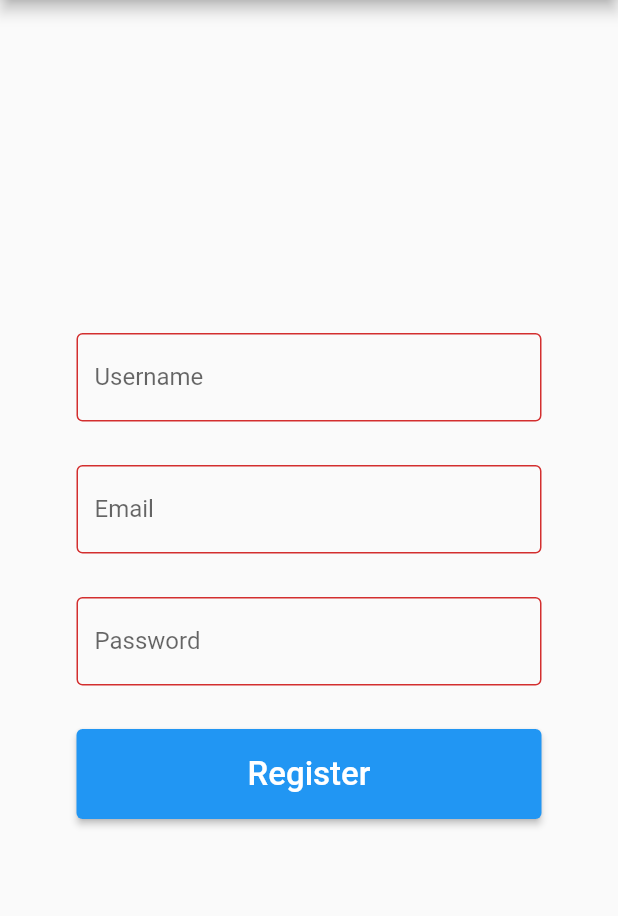
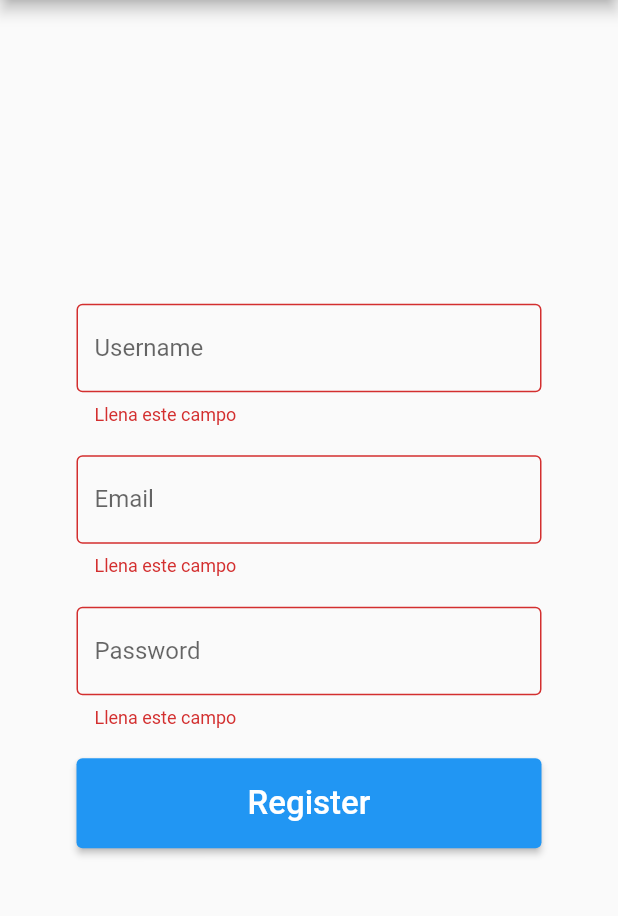
Before and after one commit to diegomated1/movil-products, a Flutter app: the Register screen opened by its route, after a tap on "Register", on a phone screen of 412 x 824 dp, the part 84-1000 px from its top. Run offline on Flutter 3.47's test engine with Material 2 defaults, Android fonts, the phone set to English and light mode, and no system bars; our stand-ins replace get, shared_preferences; accounts and stored records are empty.

Commit message:
updating input widget

```diff
--- a/lib/widgets/input.dart
+++ b/lib/widgets/input.dart
@@ -5,6 +5,7 @@ class Input extends StatelessWidget {
     super.key,
     this.type = TextInputType.text,
     this.padding = 10.0,
+    this.hidden = false,
     required this.labelText,
     required this.handler,
   });
@@ -12,6 +13,7 @@ class Input extends StatelessWidget {
   final TextInputType type;
   final String labelText;
   final double padding;
+  final bool hidden;
   final Function(String labelText, String newValue) handler;
 
   @override
@@ -33,11 +35,8 @@ class Input extends StatelessWidget {
         decoration: InputDecoration(
           labelText: labelText,
           border: const OutlineInputBorder(),
-          errorStyle: const TextStyle(
-            height: 0.0,
-            fontSize: 0.0
-          ),
-        )
+        ),
+        obscureText: hidden,
       ),
     );
   }
```
